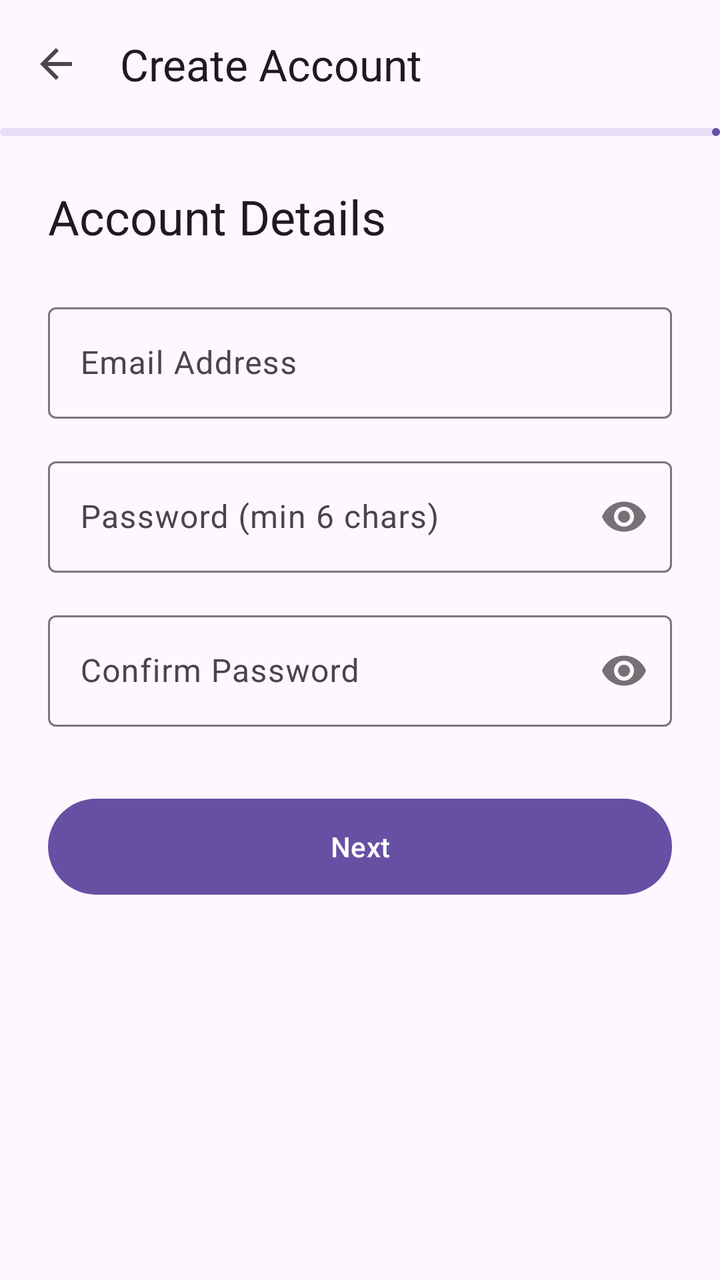
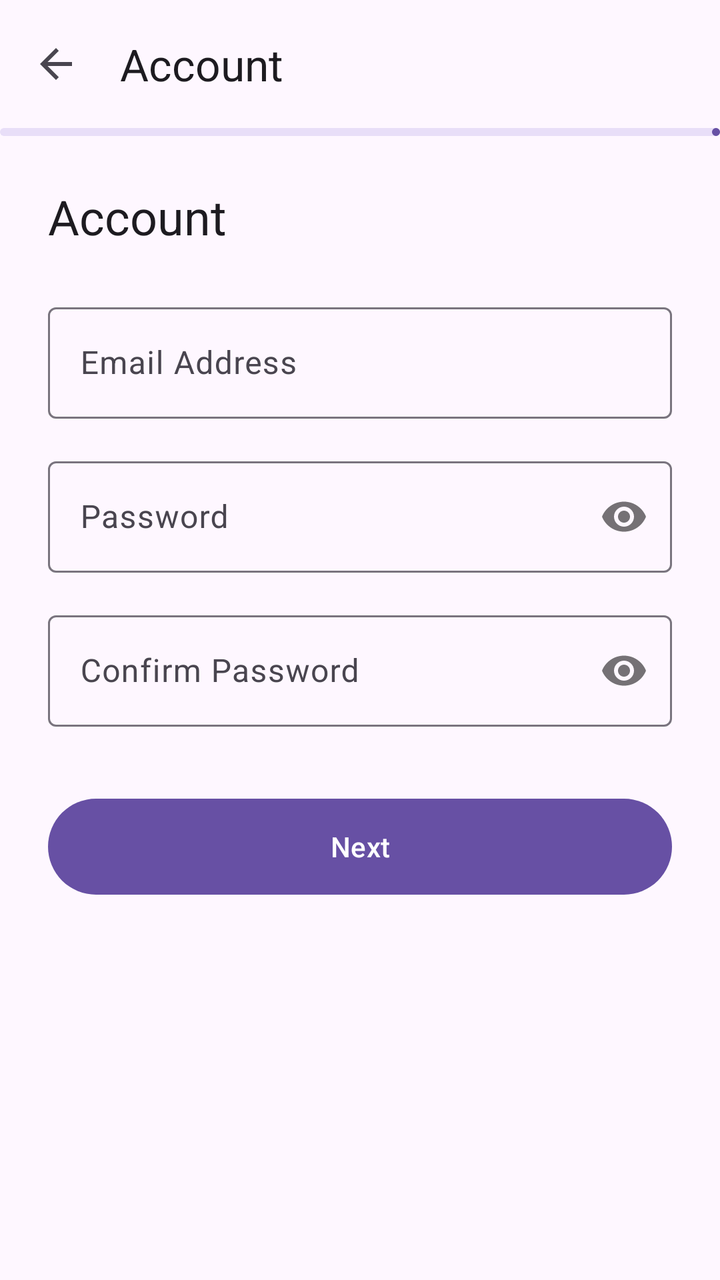

Compare the two renders of this Android layout. The source of the first and the diff that turns it into the second are given below.
<!-- AndroidManifest.xml: application theme Theme.CampusSync -->
<!-- res/layout/activity_register.xml -->
<?xml version="1.0" encoding="utf-8"?>
<androidx.constraintlayout.widget.ConstraintLayout xmlns:android="http://schemas.android.com/apk/res/android"
    xmlns:app="http://schemas.android.com/apk/res-auto"
    xmlns:tools="http://schemas.android.com/tools"
    android:layout_width="match_parent"
    android:layout_height="match_parent"
    tools:context=".activities.RegisterActivity">

    <com.google.android.material.appbar.MaterialToolbar
        android:id="@+id/toolbar"
        android:layout_width="match_parent"
        android:layout_height="?attr/actionBarSize"
        app:layout_constraintTop_toTopOf="parent"
        app:navigationIcon="@drawable/abc_ic_ab_back_material"
        app:title="Create Account" />

    <com.google.android.material.progressindicator.LinearProgressIndicator
        android:id="@+id/registrationProgress"
        android:layout_width="match_parent"
        android:layout_height="wrap_content"
        android:max="3"
        android:progress="1"
        app:layout_constraintTop_toBottomOf="@id/toolbar" />

    <ViewFlipper
        android:id="@+id/viewFlipper"
        android:layout_width="match_parent"
        android:layout_height="0dp"
        app:layout_constraintBottom_toBottomOf="parent"
        app:layout_constraintTop_toBottomOf="@id/registrationProgress">

        
        <ScrollView
            android:layout_width="match_parent"
            android:layout_height="match_parent">
            <LinearLayout
                android:layout_width="match_parent"
                android:layout_height="wrap_content"
                android:orientation="vertical"
                android:padding="24dp">

                <TextView
                    android:layout_width="wrap_content"
                    android:layout_height="wrap_content"
                    android:text="Account Details"
                    android:textAppearance="@style/TextAppearance.Material3.HeadlineSmall"
                    android:layout_marginBottom="24dp"/>

                <com.google.android.material.textfield.TextInputLayout
                    android:id="@+id/tilEmail"
                    style="@style/Widget.Material3.TextInputLayout.OutlinedBox"
                    android:layout_width="match_parent"
                    android:layout_height="wrap_content"
                    android:hint="Email Address"
                    android:layout_marginBottom="16dp">
                    <com.google.android.material.textfield.TextInputEditText
                        android:id="@+id/etEmail"
                        android:layout_width="match_parent"
                        android:layout_height="wrap_content"
                        android:inputType="textEmailAddress" />
                </com.google.android.material.textfield.TextInputLayout>

                <com.google.android.material.textfield.TextInputLayout
                    android:id="@+id/tilPassword"
                    style="@style/Widget.Material3.TextInputLayout.OutlinedBox"
                    android:layout_width="match_parent"
                    android:layout_height="wrap_content"
                    android:hint="Password (min 6 chars)"
                    app:passwordToggleEnabled="true"
                    android:layout_marginBottom="16dp">
                    <com.google.android.material.textfield.TextInputEditText
                        android:id="@+id/etPassword"
                        android:layout_width="match_parent"
                        android:layout_height="wrap_content"
                        android:inputType="textPassword" />
                </com.google.android.material.textfield.TextInputLayout>

                <com.google.android.material.textfield.TextInputLayout
                    android:id="@+id/tilConfirmPassword"
                    style="@style/Widget.Material3.TextInputLayout.OutlinedBox"
                    android:layout_width="match_parent"
                    android:layout_height="wrap_content"
                    android:hint="Confirm Password"
                    app:passwordToggleEnabled="true"
                    android:layout_marginBottom="32dp">
                    <com.google.android.material.textfield.TextInputEditText
                        android:id="@+id/etConfirmPassword"
                        android:layout_width="match_parent"
                        android:layout_height="wrap_content"
                        android:inputType="textPassword" />
                </com.google.android.material.textfield.TextInputLayout>

                <com.google.android.material.button.MaterialButton
                    android:id="@+id/btnNextStep1"
                    android:layout_width="match_parent"
                    android:layout_height="56dp"
                    android:text="Next" />
            </LinearLayout>
        </ScrollView>

        
        <ScrollView
            android:layout_width="match_parent"
            android:layout_height="match_parent">
            <LinearLayout
                android:layout_width="match_parent"
                android:layout_height="wrap_content"
                android:orientation="vertical"
                android:padding="24dp">

                <TextView
                    android:layout_width="wrap_content"
                    android:layout_height="wrap_content"
                    android:text="Academic Profile"
                    android:textAppearance="@style/TextAppearance.Material3.HeadlineSmall"
                    android:layout_marginBottom="16dp"/>

                <com.google.android.material.materialswitch.MaterialSwitch
                    android:id="@+id/switchRosebank"
                    android:layout_width="match_parent"
                    android:layout_height="wrap_content"
                    android:checked="true"
                    android:text="Are you a Rosebank International student?"
                    android:layout_marginBottom="8dp"/>

                <TextView
                    android:id="@+id/tvOptimizationNote"
                    android:layout_width="match_parent"
                    android:layout_height="wrap_content"
                    android:text="CampusSync is currently optimised for Rosebank International students."
                    android:textAppearance="@style/TextAppearance.Material3.BodySmall"
                    android:layout_marginBottom="16dp"
                    android:visibility="gone"/>

                <LinearLayout
                    android:id="@+id/layoutInstitutionFields"
                    android:layout_width="match_parent"
                    android:layout_height="wrap_content"
                    android:orientation="vertical">

                    <com.google.android.material.textfield.TextInputLayout
                        style="@style/Widget.Material3.TextInputLayout.OutlinedBox.ExposedDropdownMenu"
                        android:layout_width="match_parent"
                        android:layout_height="wrap_content"
                        android:hint="Campus Location"
                        android:layout_marginBottom="16dp">
                        <AutoCompleteTextView
                            android:id="@+id/actvCampus"
                            android:layout_width="match_parent"
                            android:layout_height="wrap_content"
                            android:inputType="none" />
                    </com.google.android.material.textfield.TextInputLayout>

                    <com.google.android.material.textfield.TextInputLayout
                        style="@style/Widget.Material3.TextInputLayout.OutlinedBox.ExposedDropdownMenu"
                        android:layout_width="match_parent"
                        android:layout_height="wrap_content"
                        android:hint="Course"
                        android:layout_marginBottom="16dp">
                        <AutoCompleteTextView
                            android:id="@+id/actvCourse"
                            android:layout_width="match_parent"
                            android:layout_height="wrap_content"
                            android:inputType="none" />
                    </com.google.android.material.textfield.TextInputLayout>

                    <com.google.android.material.textfield.TextInputLayout
                        style="@style/Widget.Material3.TextInputLayout.OutlinedBox.ExposedDropdownMenu"
                        android:layout_width="match_parent"
                        android:layout_height="wrap_content"
                        android:hint="Year of Study"
                        android:layout_marginBottom="16dp">
                        <AutoCompleteTextView
                            android:id="@+id/actvYear"
                            android:layout_width="match_parent"
                            android:layout_height="wrap_content"
                            android:inputType="none" />
                    </com.google.android.material.textfield.TextInputLayout>

                    <com.google.android.material.textfield.TextInputLayout
                        style="@style/Widget.Material3.TextInputLayout.OutlinedBox.ExposedDropdownMenu"
                        android:layout_width="match_parent"
                        android:layout_height="wrap_content"
                        android:hint="Current Semester"
                        android:layout_marginBottom="24dp">
                        <AutoCompleteTextView
                            android:id="@+id/actvSemester"
                            android:layout_width="match_parent"
                            android:layout_height="wrap_content"
                            android:inputType="none" />
                    </com.google.android.material.textfield.TextInputLayout>

                </LinearLayout>

                <TextView
                    android:id="@+id/tvManualNote"
                    android:layout_width="match_parent"
                    android:layout_height="wrap_content"
                    android:text="You can add modules later in the Timetable screen."
                    android:textAppearance="@style/TextAppearance.Material3.BodyMedium"
                    android:layout_marginBottom="24dp"
                    android:visibility="gone"/>

                <com.google.android.material.button.MaterialButton
                    android:id="@+id/btnNextStep2"
                    android:layout_width="match_parent"
                    android:layout_height="56dp"
                    android:text="Next" />
            </LinearLayout>
        </ScrollView>

        
        <androidx.core.widget.NestedScrollView
            android:layout_width="match_parent"
            android:layout_height="match_parent">
            <LinearLayout
                android:layout_width="match_parent"
                android:layout_height="wrap_content"
                android:orientation="vertical"
                android:padding="24dp">

                <TextView
                    android:layout_width="wrap_content"
                    android:layout_height="wrap_content"
                    android:text="Review Your Details"
                    android:textAppearance="@style/TextAppearance.Material3.HeadlineSmall"
                    android:layout_marginBottom="16dp"/>

                <com.google.android.material.card.MaterialCardView
                    style="@style/Widget.Material3.CardView.Elevated"
                    android:layout_width="match_parent"
                    android:layout_height="wrap_content"
                    android:layout_marginBottom="24dp">
                    <LinearLayout
                        android:layout_width="match_parent"
                        android:layout_height="wrap_content"
                        android:orientation="vertical"
                        android:padding="16dp">
                        <TextView android:id="@+id/tvReviewEmail" android:layout_width="match_parent" android:layout_height="wrap_content" android:text="Email: " android:layout_marginBottom="4dp"/>
                        <TextView android:id="@+id/tvReviewCampus" android:layout_width="match_parent" android:layout_height="wrap_content" android:text="Campus: " android:layout_marginBottom="4dp"/>
                        <TextView android:id="@+id/tvReviewCourse" android:layout_width="match_parent" android:layout_height="wrap_content" android:text="Course: " android:layout_marginBottom="4dp"/>
                        <TextView android:id="@+id/tvReviewYear" android:layout_width="match_parent" android:layout_height="wrap_content" android:text="Year: " android:layout_marginBottom="4dp"/>
                        <TextView android:id="@+id/tvReviewSemester" android:layout_width="match_parent" android:layout_height="wrap_content" android:text="Semester: "/>
                    </LinearLayout>
                </com.google.android.material.card.MaterialCardView>

                <TextView
                    android:id="@+id/tvReviewModulesHeader"
                    android:layout_width="wrap_content"
                    android:layout_height="wrap_content"
                    android:text="Your Modules:"
                    android:textAppearance="@style/TextAppearance.Material3.TitleMedium"
                    android:layout_marginBottom="8dp"/>

                <androidx.recyclerview.widget.RecyclerView
                    android:id="@+id/rvModuleReview"
                    android:layout_width="match_parent"
                    android:layout_height="wrap_content"
                    android:nestedScrollingEnabled="false"
                    android:layout_marginBottom="16dp"
                    tools:listitem="@layout/item_module_review" />

                <TextView
                    android:layout_width="match_parent"
                    android:layout_height="wrap_content"
                    android:text="These modules will be added to your timetable."
                    android:textAppearance="@style/TextAppearance.Material3.BodySmall"
                    android:layout_marginBottom="32dp"/>

                <com.google.android.material.button.MaterialButton
                    android:id="@+id/btnRegister"
                    android:layout_width="match_parent"
                    android:layout_height="56dp"
                    android:text="Register" />

            </LinearLayout>
        </androidx.core.widget.NestedScrollView>

    </ViewFlipper>

    <ProgressBar
        android:id="@+id/loadingOverlay"
        android:layout_width="wrap_content"
        android:layout_height="wrap_content"
        android:visibility="gone"
        app:layout_constraintBottom_toBottomOf="parent"
        app:layout_constraintEnd_toEndOf="parent"
        app:layout_constraintStart_toStartOf="parent"
        app:layout_constraintTop_toTopOf="parent" />

</androidx.constraintlayout.widget.ConstraintLayout>
<!-- res/layout/item_module_review.xml (included above) -->
<?xml version="1.0" encoding="utf-8"?>
<com.google.android.material.card.MaterialCardView xmlns:android="http://schemas.android.com/apk/res/android"
    android:layout_width="match_parent"
    android:layout_height="wrap_content"
    xmlns:app="http://schemas.android.com/apk/res-auto"
    android:layout_marginBottom="8dp"
    app:cardCornerRadius="8dp"
    app:cardElevation="1dp">
    <LinearLayout
        android:layout_width="match_parent"
        android:layout_height="wrap_content"
        android:orientation="vertical"
        android:padding="12dp">

        <TextView
            android:id="@+id/tvModuleCode"
            android:layout_width="match_parent"
            android:layout_height="wrap_content"
            android:textAppearance="@style/TextAppearance.Material3.TitleMedium"
            android:textStyle="bold" />
        <TextView
            android:id="@+id/tvModuleName"
            android:layout_width="match_parent"
            android:layout_height="wrap_content"
            android:textAppearance="@style/TextAppearance.Material3.BodySmall" />
    </LinearLayout>
</com.google.android.material.card.MaterialCardView>
<!-- resources referenced by this layout -->
<resources>
  <style name="Theme.CampusSync" parent="Base.Theme.CampusSync" />
  <style name="Base.Theme.CampusSync" parent="Theme.Material3.DayNight.NoActionBar">
          
          
      </style>
</resources>

<!-- the commit's change to res/layout/activity_register.xml (unified diff, before → after) -->
@@ -12,7 +12,7 @@
         android:layout_height="?attr/actionBarSize"
         app:layout_constraintTop_toTopOf="parent"
         app:navigationIcon="@drawable/abc_ic_ab_back_material"
-        app:title="Create Account" />
+        app:title="@string/step_account" />
 
     <com.google.android.material.progressindicator.LinearProgressIndicator
         android:id="@+id/registrationProgress"
@@ -42,7 +42,7 @@
                 <TextView
                     android:layout_width="wrap_content"
                     android:layout_height="wrap_content"
-                    android:text="Account Details"
+                    android:text="@string/step_account"
                     android:textAppearance="@style/TextAppearance.Material3.HeadlineSmall"
                     android:layout_marginBottom="24dp"/>
 
@@ -51,7 +51,7 @@
                     style="@style/Widget.Material3.TextInputLayout.OutlinedBox"
                     android:layout_width="match_parent"
                     android:layout_height="wrap_content"
-                    android:hint="Email Address"
+                    android:hint="@string/hint_email"
                     android:layout_marginBottom="16dp">
                     <com.google.android.material.textfield.TextInputEditText
                         android:id="@+id/etEmail"
@@ -65,7 +65,7 @@
                     style="@style/Widget.Material3.TextInputLayout.OutlinedBox"
                     android:layout_width="match_parent"
                     android:layout_height="wrap_content"
-                    android:hint="Password (min 6 chars)"
+                    android:hint="@string/hint_password"
                     app:passwordToggleEnabled="true"
                     android:layout_marginBottom="16dp">
                     <com.google.android.material.textfield.TextInputEditText
@@ -80,7 +80,7 @@
                     style="@style/Widget.Material3.TextInputLayout.OutlinedBox"
                     android:layout_width="match_parent"
                     android:layout_height="wrap_content"
-                    android:hint="Confirm Password"
+                    android:hint="@string/hint_confirm_password"
                     app:passwordToggleEnabled="true"
                     android:layout_marginBottom="32dp">
                     <com.google.android.material.textfield.TextInputEditText
@@ -111,7 +111,7 @@
                 <TextView
                     android:layout_width="wrap_content"
                     android:layout_height="wrap_content"
-                    android:text="Academic Profile"
+                    android:text="@string/step_institution"
                     android:textAppearance="@style/TextAppearance.Material3.HeadlineSmall"
                     android:layout_marginBottom="16dp"/>
 
@@ -120,14 +120,14 @@
                     android:layout_width="match_parent"
                     android:layout_height="wrap_content"
                     android:checked="true"
-                    android:text="Are you a Rosebank International student?"
+                    android:text="@string/is_rosebank_student"
                     android:layout_marginBottom="8dp"/>
 
                 <TextView
                     android:id="@+id/tvOptimizationNote"
                     android:layout_width="match_parent"
                     android:layout_height="wrap_content"
-                    android:text="CampusSync is currently optimised for Rosebank International students."
+                    android:text="@string/optimization_note"
                     android:textAppearance="@style/TextAppearance.Material3.BodySmall"
                     android:layout_marginBottom="16dp"
                     android:visibility="gone"/>
@@ -142,7 +142,7 @@
                         style="@style/Widget.Material3.TextInputLayout.OutlinedBox.ExposedDropdownMenu"
                         android:layout_width="match_parent"
                         android:layout_height="wrap_content"
-                        android:hint="Campus Location"
+                        android:hint="@string/hint_campus"
                         android:layout_marginBottom="16dp">
                         <AutoCompleteTextView
                             android:id="@+id/actvCampus"
@@ -155,7 +155,7 @@
                         style="@style/Widget.Material3.TextInputLayout.OutlinedBox.ExposedDropdownMenu"
                         android:layout_width="match_parent"
                         android:layout_height="wrap_content"
-                        android:hint="Course"
+                        android:hint="@string/hint_course"
                         android:layout_marginBottom="16dp">
                         <AutoCompleteTextView
                             android:id="@+id/actvCourse"
@@ -168,7 +168,7 @@
                         style="@style/Widget.Material3.TextInputLayout.OutlinedBox.ExposedDropdownMenu"
                         android:layout_width="match_parent"
                         android:layout_height="wrap_content"
-                        android:hint="Year of Study"
+                        android:hint="@string/hint_year"
                         android:layout_marginBottom="16dp">
                         <AutoCompleteTextView
                             android:id="@+id/actvYear"
@@ -181,7 +181,7 @@
                         style="@style/Widget.Material3.TextInputLayout.OutlinedBox.ExposedDropdownMenu"
                         android:layout_width="match_parent"
                         android:layout_height="wrap_content"
-                        android:hint="Current Semester"
+                        android:hint="@string/hint_semester"
                         android:layout_marginBottom="24dp">
                         <AutoCompleteTextView
                             android:id="@+id/actvSemester"
@@ -196,7 +196,7 @@
                     android:id="@+id/tvManualNote"
                     android:layout_width="match_parent"
                     android:layout_height="wrap_content"
-                    android:text="You can add modules later in the Timetable screen."
+                    android:text="@string/manual_modules_note"
                     android:textAppearance="@style/TextAppearance.Material3.BodyMedium"
                     android:layout_marginBottom="24dp"
                     android:visibility="gone"/>
@@ -222,7 +222,7 @@
                 <TextView
                     android:layout_width="wrap_content"
                     android:layout_height="wrap_content"
-                    android:text="Review Your Details"
+                    android:text="@string/review_header"
                     android:textAppearance="@style/TextAppearance.Material3.HeadlineSmall"
                     android:layout_marginBottom="16dp"/>
 
@@ -236,11 +236,11 @@
                         android:layout_height="wrap_content"
                         android:orientation="vertical"
                         android:padding="16dp">
-                        <TextView android:id="@+id/tvReviewEmail" android:layout_width="match_parent" android:layout_height="wrap_content" android:text="Email: " android:layout_marginBottom="4dp"/>
-                        <TextView android:id="@+id/tvReviewCampus" android:layout_width="match_parent" android:layout_height="wrap_content" android:text="Campus: " android:layout_marginBottom="4dp"/>
-                        <TextView android:id="@+id/tvReviewCourse" android:layout_width="match_parent" android:layout_height="wrap_content" android:text="Course: " android:layout_marginBottom="4dp"/>
-                        <TextView android:id="@+id/tvReviewYear" android:layout_width="match_parent" android:layout_height="wrap_content" android:text="Year: " android:layout_marginBottom="4dp"/>
-                        <TextView android:id="@+id/tvReviewSemester" android:layout_width="match_parent" android:layout_height="wrap_content" android:text="Semester: "/>
+                        <TextView android:id="@+id/tvReviewEmail" android:layout_width="match_parent" android:layout_height="wrap_content" android:layout_marginBottom="4dp"/>
+                        <TextView android:id="@+id/tvReviewCampus" android:layout_width="match_parent" android:layout_height="wrap_content" android:layout_marginBottom="4dp"/>
+                        <TextView android:id="@+id/tvReviewCourse" android:layout_width="match_parent" android:layout_height="wrap_content" android:layout_marginBottom="4dp"/>
+                        <TextView android:id="@+id/tvReviewYear" android:layout_width="match_parent" android:layout_height="wrap_content" android:layout_marginBottom="4dp"/>
+                        <TextView android:id="@+id/tvReviewSemester" android:layout_width="match_parent" android:layout_height="wrap_content"/>
                     </LinearLayout>
                 </com.google.android.material.card.MaterialCardView>
 
@@ -248,7 +248,6 @@
                     android:id="@+id/tvReviewModulesHeader"
                     android:layout_width="wrap_content"
                     android:layout_height="wrap_content"
-                    android:text="Your Modules:"
                     android:textAppearance="@style/TextAppearance.Material3.TitleMedium"
                     android:layout_marginBottom="8dp"/>
 
@@ -263,7 +262,7 @@
                 <TextView
                     android:layout_width="match_parent"
                     android:layout_height="wrap_content"
-                    android:text="These modules will be added to your timetable."
+                    android:text="@string/review_modules_note"
                     android:textAppearance="@style/TextAppearance.Material3.BodySmall"
                     android:layout_marginBottom="32dp"/>
 
<!-- resource entries referenced after the edit -->
@@ -1,5 +1,19 @@
 <!-- resources referenced by this layout -->
 <resources>
+  <string name="hint_campus">Campus Location</string>
+  <string name="hint_confirm_password">Confirm Password</string>
+  <string name="hint_course">Course</string>
+  <string name="hint_email">Email Address</string>
+  <string name="hint_password">Password</string>
+  <string name="hint_semester">Current Semester</string>
+  <string name="hint_year">Year of Study</string>
+  <string name="is_rosebank_student">Are you a Rosebank International student?</string>
+  <string name="manual_modules_note">You can add modules later in the Timetable screen.</string>
+  <string name="optimization_note">CampusSync is currently optimised for Rosebank International students.</string>
+  <string name="review_header">Review Your Details</string>
+  <string name="review_modules_note">These modules will be added to your timetable.</string>
+  <string name="step_account">Account</string>
+  <string name="step_institution">Institution</string>
   <style name="Theme.CampusSync" parent="Base.Theme.CampusSync" />
   <style name="Base.Theme.CampusSync" parent="Theme.Material3.DayNight.NoActionBar">
           
